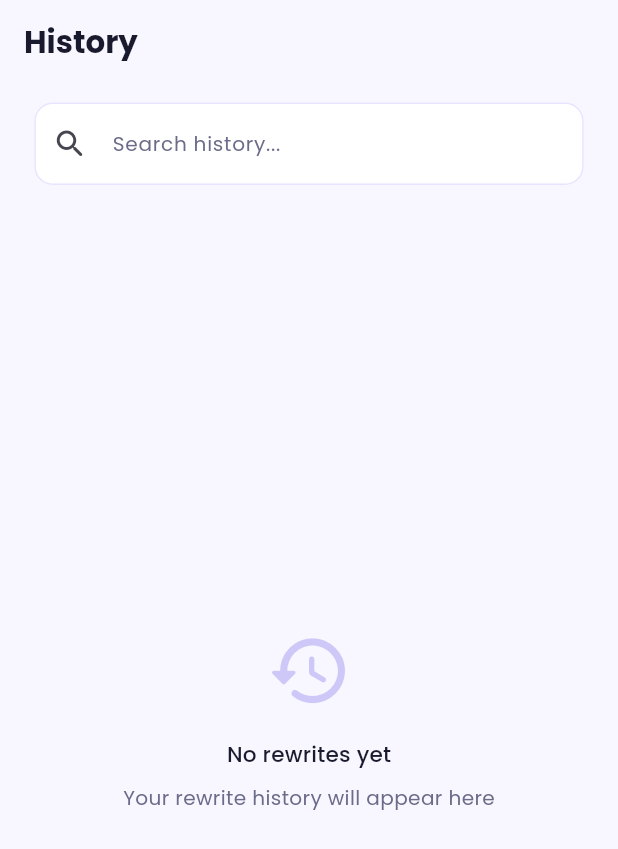
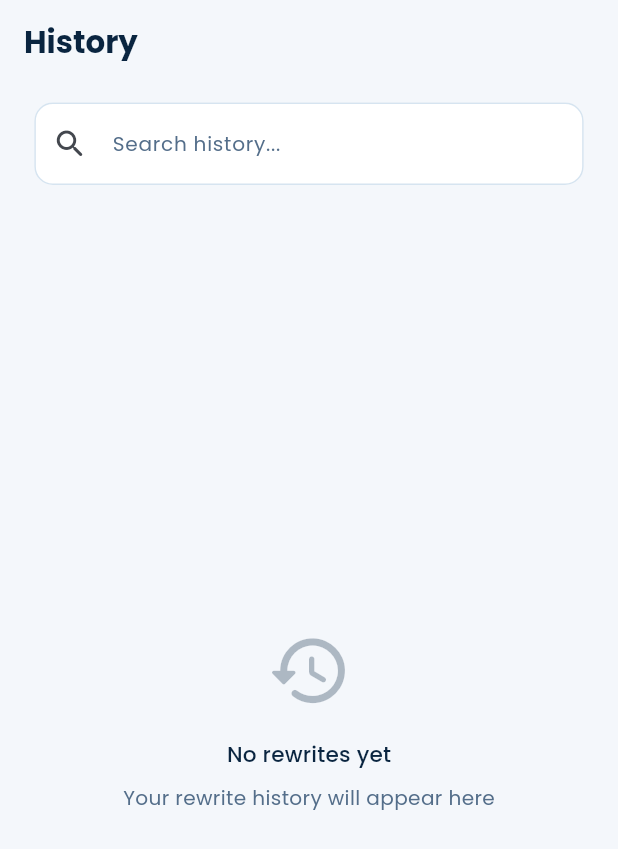
Before and after one commit to Gulshid/Tonefix-App, a Flutter app: the HistoryScreen screen opened by its route, on a phone screen of 412 x 824 dp. Shown: the top 849 px of the screen. Run offline on Flutter 3.47's test engine with Material 3 defaults, Android fonts, the phone set to English and light mode, and no system bars; our stand-ins replace cloud_firestore, equatable, firebase_auth, firebase_core, flutter_animate, flutter_bloc and 8 more; accounts and stored records are empty; network calls fail; statements that could not run were skipped.

Commit message:
App color selected

```diff
--- a/tonefix/lib/core/constants/app_colors.dart
+++ b/tonefix/lib/core/constants/app_colors.dart
@@ -1,42 +1,43 @@
 import 'package:flutter/material.dart';
 
-/// ToneFix Design Tokens
-/// All colours used across the app defined in one place.
+/// ToneFix Design Tokens — Theme: Fintech / Banking
+/// Deep navy authority meets crisp cyan precision.
+/// Trusted, secure, institutional — yet modern.
 abstract class AppColors {
   // ─── Brand ───────────────────────────────────────────────────────
-  static const primary = Color(0xFF6C5CE7);       // Violet
-  static const primaryLight = Color(0xFF8F7FF0);
-  static const primaryDark = Color(0xFF4B3DC8);
-  static const accent = Color(0xFF00CEC9);         // Teal accent
+  static const primary        = Color(0xFF0A2540); // Deep navy
+  static const primaryLight   = Color(0xFF1A4A7A);
+  static const primaryDark    = Color(0xFF061628);
+  static const accent         = Color(0xFF00D4FF); // Electric cyan
 
   // ─── Tone Badge Colours ──────────────────────────────────────────
-  static const toneProfessional = Color(0xFF2D3436);
-  static const toneFriendly = Color(0xFFFDAA3B);
-  static const toneAssertive = Color(0xFFE17055);
-  static const toneEmpathetic = Color(0xFFE84393);
-  static const toneDiplomatic = Color(0xFF00B894);
-  static const toneCustom = Color(0xFF6C5CE7);
+  static const toneProfessional = Color(0xFF0A2540);
+  static const toneFriendly     = Color(0xFF00D4FF);
+  static const toneAssertive    = Color(0xFF1652F0); // Coinbase-style blue
+  static const toneEmpathetic   = Color(0xFF05C3A0);
+  static const toneDiplomatic   = Color(0xFF635BFF); // Stripe-style violet
+  static const toneCustom       = Color(0xFF1A4A7A);
 
   // ─── Neutrals ────────────────────────────────────────────────────
   static const white = Color(0xFFFFFFFF);
-  static const black = Color(0xFF0D0D0D);
+  static const black = Color(0xFF03090F);
 
   // ─── Light surface ───────────────────────────────────────────────
-  static const surfaceLight = Color(0xFFF8F7FF);
-  static const cardLight = Color(0xFFFFFFFF);
-  static const borderLight = Color(0xFFE8E4FF);
-  static const textPrimaryLight = Color(0xFF1A1A2E);
-  static const textSecondaryLight = Color(0xFF6B6B8A);
+  static const surfaceLight       = Color(0xFFF4F7FB);
+  static const cardLight          = Color(0xFFFFFFFF);
+  static const borderLight        = Color(0xFFD6E4F0);
+  static const textPrimaryLight   = Color(0xFF0A2540);
+  static const textSecondaryLight = Color(0xFF546E8A);
 
   // ─── Dark surface ────────────────────────────────────────────────
-  static const surfaceDark = Color(0xFF0F0F1A);
-  static const cardDark = Color(0xFF1A1A2E);
-  static const borderDark = Color(0xFF2D2D4A);
-  static const textPrimaryDark = Color(0xFFF0EEFF);
-  static const textSecondaryDark = Color(0xFF9090B0);
+  static const surfaceDark       = Color(0xFF03090F);
+  static const cardDark          = Color(0xFF0A1628);
+  static const borderDark        = Color(0xFF112240);
+  static const textPrimaryDark   = Color(0xFFE8F1FB);
+  static const textSecondaryDark = Color(0xFF6B90B0);
 
   // ─── Status ──────────────────────────────────────────────────────
-  static const success = Color(0xFF00B894);
-  static const error = Color(0xFFE17055);
-  static const warning = Color(0xFFFDAA3B);
+  static const success = Color(0xFF05C3A0);
+  static const error   = Color(0xFFE53935);
+  static const warning = Color(0xFFFFA726);
 }
--- a/tonefix/lib/tonefix_app.dart
+++ b/tonefix/lib/tonefix_app.dart
@@ -81,7 +81,7 @@ class _AppEntry extends StatelessWidget {
   }
 }
 
-/// Responsive design size — mirrors your demo app pattern
+/// Responsive design size — mirrors your  app pattern
 Size _designSize(double width) {
   if (width < 600) return const Size(360, 800);   // phone
   if (width < 1200) return const Size(834, 1194); // tablet
```
Also changed, not shown: 1 other file.
